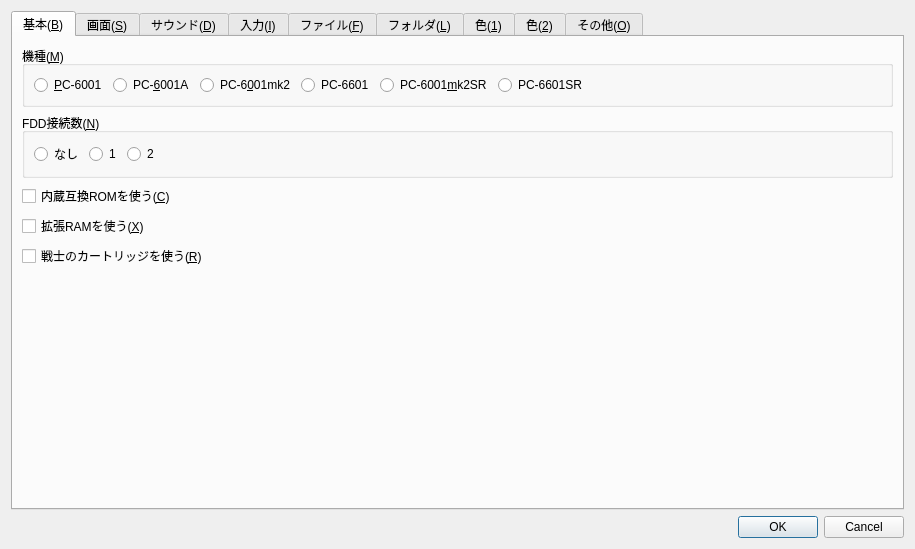
Before: the Qt Designer form src/Qt/configdialog.ui in eighttails/PC6001VX, drawn with Qt 5.
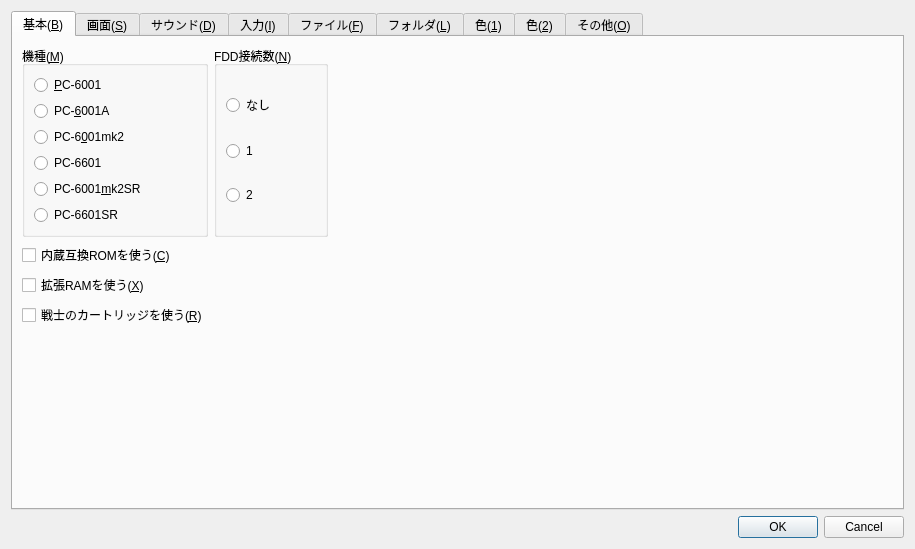
After: the same form once the commit is applied. Custom widgets are drawn as their Qt base class.

Diff of the .ui file:
```diff
--- a/src/Qt/configdialog.ui
+++ b/src/Qt/configdialog.ui
@@ -40,18 +40,37 @@
        <string>基本(&amp;B)</string>
       </attribute>
       <layout class="QGridLayout" name="gridLayout_2">
-       <item row="4" column="0">
-        <widget class="QCheckBox" name="checkBoxUseSoldier">
-         <property name="text">
-          <string>戦士のカートリッジを使う(&amp;R)</string>
+       <item row="0" column="1">
+        <widget class="QGroupBox" name="groupBoxFDD">
+         <property name="title">
+          <string>FDD接続数(&amp;N)</string>
          </property>
-        </widget>
-       </item>
-       <item row="3" column="0">
-        <widget class="QCheckBox" name="checkBoxExtRam">
-         <property name="text">
-          <string>拡張RAMを使う(&amp;X)</string>
-         </property>
+         <layout class="QVBoxLayout" name="verticalLayout_3">
+          <item>
+           <widget class="QRadioButton" name="radioButtonFDD0">
+            <property name="text">
+             <string>なし</string>
+            </property>
+           </widget>
+          </item>
+          <item>
+           <widget class="QRadioButton" name="radioButtonFDD1">
+            <property name="text">
+             <string>1</string>
+            </property>
+           </widget>
+          </item>
+          <item>
+           <widget class="QRadioButton" name="radioButtonFDD2">
+            <property name="enabled">
+             <bool>true</bool>
+            </property>
+            <property name="text">
+             <string>2</string>
+            </property>
+           </widget>
+          </item>
+         </layout>
         </widget>
        </item>
        <item row="0" column="0">
@@ -59,7 +78,7 @@
          <property name="title">
           <string>機種(&amp;M)</string>
          </property>
-         <layout class="QHBoxLayout" name="horizontalLayout_2">
+         <layout class="QVBoxLayout" name="verticalLayout_2">
           <item>
            <widget class="QRadioButton" name="radioButtonModel6001">
             <property name="text">
@@ -108,88 +127,56 @@
             </property>
            </widget>
           </item>
-          <item>
-           <spacer name="horizontalSpacer">
-            <property name="orientation">
-             <enum>Qt::Horizontal</enum>
-            </property>
-            <property name="sizeHint" stdset="0">
-             <size>
-              <width>40</width>
-              <height>20</height>
-             </size>
-            </property>
-           </spacer>
-          </item>
          </layout>
         </widget>
        </item>
-       <item row="1" column="0">
-        <widget class="QGroupBox" name="groupBoxFDD">
-         <property name="title">
-          <string>FDD接続数(&amp;N)</string>
-         </property>
-         <layout class="QHBoxLayout" name="horizontalLayout_3">
-          <item>
-           <widget class="QRadioButton" name="radioButtonFDD0">
-            <property name="text">
-             <string>なし</string>
-            </property>
-           </widget>
-          </item>
-          <item>
-           <widget class="QRadioButton" name="radioButtonFDD1">
-            <property name="text">
-             <string>1</string>
-            </property>
-           </widget>
-          </item>
-          <item>
-           <widget class="QRadioButton" name="radioButtonFDD2">
-            <property name="enabled">
-             <bool>true</bool>
-            </property>
-            <property name="text">
-             <string>2</string>
-            </property>
-           </widget>
-          </item>
-          <item>
-           <spacer name="horizontalSpacer_7">
-            <property name="orientation">
-             <enum>Qt::Horizontal</enum>
-            </property>
-            <property name="sizeHint" stdset="0">
-             <size>
-              <width>40</width>
-              <height>20</height>
-             </size>
-            </property>
-           </spacer>
-          </item>
-         </layout>
-        </widget>
-       </item>
-       <item row="6" column="0">
-        <spacer name="verticalSpacer">
-         <property name="orientation">
-          <enum>Qt::Vertical</enum>
-         </property>
-         <property name="sizeHint" stdset="0">
-          <size>
-           <width>20</width>
-           <height>40</height>
-          </size>
-         </property>
-        </spacer>
-       </item>
        <item row="2" column="0">
+        <widget class="QCheckBox" name="checkBoxExtRam">
+         <property name="text">
+          <string>拡張RAMを使う(&amp;X)</string>
+         </property>
+        </widget>
+       </item>
+       <item row="1" column="0">
         <widget class="QCheckBox" name="checkBoxCompatibleRomMode">
          <property name="text">
           <string>内蔵互換ROMを使う(&amp;C)</string>
          </property>
         </widget>
        </item>
+       <item row="3" column="0">
+        <widget class="QCheckBox" name="checkBoxUseSoldier">
+         <property name="text">
+          <string>戦士のカートリッジを使う(&amp;R)</string>
+         </property>
+        </widget>
+       </item>
+       <item row="4" column="0">
+        <spacer name="verticalSpacer">
+         <property name="orientation">
+          <enum>Qt::Vertical</enum>
+         </property>
+         <property name="sizeHint" stdset="0">
+          <size>
+           <width>20</width>
+           <height>40</height>
+          </size>
+         </property>
+        </spacer>
+       </item>
+       <item row="0" column="2">
+        <spacer name="horizontalSpacer">
+         <property name="orientation">
+          <enum>Qt::Horizontal</enum>
+         </property>
+         <property name="sizeHint" stdset="0">
+          <size>
+           <width>40</width>
+           <height>20</height>
+          </size>
+         </property>
+        </spacer>
+       </item>
       </layout>
      </widget>
      <widget class="QWidget" name="tabScreen">
```
Left out of the diff: 3 changed lines with no effect on the pictures.
